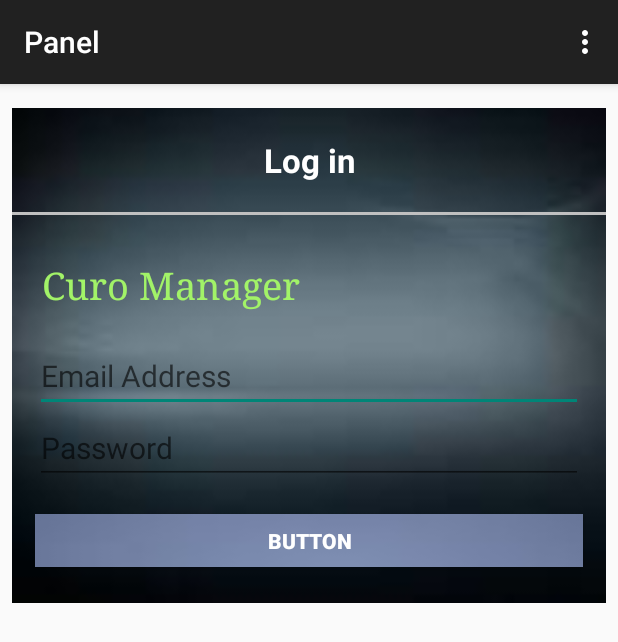
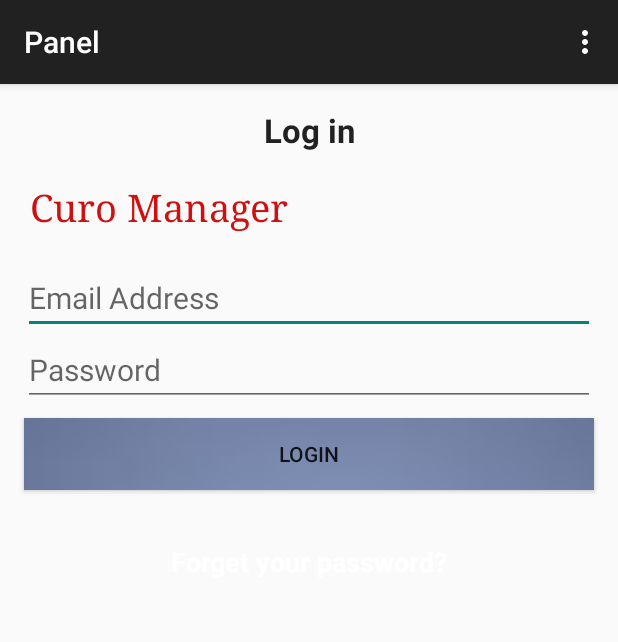
Before and after one commit to radu33/terminal_nwHacks, an Android app: the Login screen opened directly, with no data from a screen before it, on a phone screen of 412 x 824 dp. Shown: the top 642 px of the screen. Run offline under Robolectric (Android 15) with nearby library versions, the light colour scheme and no system bars.

Commit message:
changes to support login

```diff
--- a/Curo/app/src/main/java/theterminal/curo/Activity/Login.java
+++ b/Curo/app/src/main/java/theterminal/curo/Activity/Login.java
@@ -15,6 +15,7 @@ import android.widget.Toast;
 import theterminal.curo.Fragment.Conversation;
 import theterminal.curo.Fragment.LoginFragment;
 import theterminal.curo.R;
+import android.content.Intent;
 
 /**
  * Created by Radu on 2015-03-14.
@@ -28,21 +29,15 @@ public class Login extends ActionBarActivity {
     private Button login;
     private int counter = 3;
 
-    public void login(View view) {
-        if (authenticateUser(username.getText().toString(),password.getText().toString()))
-        {
+    public void login() {
+        if (authenticateUser(username.getText().toString(), password.getText().toString())) {
             Toast.makeText(getApplicationContext(), "Redirecting...",
                     Toast.LENGTH_SHORT).show();
+            Intent intent = new Intent(this, PanelActivity.class);
+            startActivity(intent);
         } else {
             Toast.makeText(getApplicationContext(), "Wrong Credentials",
                     Toast.LENGTH_SHORT).show();
-            attempts.setBackgroundColor(Color.RED);
-            counter--;
-            attempts.setText(Integer.toString(counter));
-            if (counter == 0) {
-                login.setEnabled(false);
-            }
-
         }
     }
 
@@ -61,21 +56,33 @@ public class Login extends ActionBarActivity {
     @Override
     protected void onCreate(Bundle savedInstanceState) {
         super.onCreate(savedInstanceState);
-        setContentView(R.layout.activity_panel);
+        setContentView(R.layout.login_page);
 
-        FragmentTransaction fragmentTransaction = getFragmentManager().beginTransaction();
+
+    }
+
+    @Override
+    public void onResume() {
+        super.onResume();
+
+/*        FragmentTransaction fragmentTransaction = getFragmentManager().beginTransaction();
         // you need a different fragment here
         // Conversation conversation = Conversation.getInstance();
         LoginFragment login_fr = LoginFragment.getInstance();
-        fragmentTransaction.add(R.id.panel_minion_list,login_fr);
-        fragmentTransaction.commit();
+        fragmentTransaction.add(R.id.panel_minion_list, login_fr);
+        fragmentTransaction.commit();*/
 
+        login = (Button) findViewById(R.id.button1);
+        username = (EditText) findViewById(R.id.editText1);
+        password = (EditText) findViewById(R.id.editText2);
 
-        username = (EditText)findViewById(R.id.editText1);
-        password = (EditText)findViewById(R.id.editText2);
-        login = (Button)findViewById(R.id.button1);
     }
 
+    public void onLoginClicked(View v){
+        if(v.getId() == login.getId()) {
+            login();
+        }
+    }
 
     @Override
     public boolean onCreateOptionsMenu(Menu menu) {
--- a/Curo/app/src/main/java/theterminal/curo/Fragment/LoginFragment.java
+++ b/Curo/app/src/main/java/theterminal/curo/Fragment/LoginFragment.java
@@ -13,7 +13,7 @@ import theterminal.curo.R;
 /**
  * Created by Radu on 2015-03-14.
  */
-public class LoginFragment extends Fragment {
+public class LoginFragment extends Fragment{
 
     /* Fields */
 
@@ -42,6 +42,7 @@ public class LoginFragment extends Fragment {
                              Bundle savedInstanceState) {
         // Inflate the layout for this fragment
         return inflater.inflate(R.layout.login_page, container, false);
+
     }
 
     @Override
--- a/Curo/app/src/main/res/layout/login_page.xml
+++ b/Curo/app/src/main/res/layout/login_page.xml
@@ -1,16 +1,7 @@
 <?xml version="1.0" encoding="utf-8"?>
-<RelativeLayout xmlns:android="http://schemas.android.com/apk/res/android" xmlns:tools="http://schemas.android.com/tools"
-    android:layout_width="match_parent"
-    android:layout_height="match_parent"
-    tools:context=".MainActivity" >
-    <LinearLayout
-    android:layout_width="wrap_content"
-    android:layout_height="wrap_content"
-    android:layout_alignParentBottom="true"
-    android:layout_alignParentLeft="true"
-    android:layout_alignParentRight="true"
-    android:layout_alignParentTop="true"
-    android:background="@drawable/bg"
+    <LinearLayout xmlns:android="http://schemas.android.com/apk/res/android"
+    android:layout_width="fill_parent"
+    android:layout_height="fill_parent"
     android:orientation="vertical" >
 
     <TextView
@@ -19,29 +10,20 @@
         android:layout_height="wrap_content"
         android:text="Log in"
         android:gravity="center"
-        android:textColor="#ffffff"
-        android:layout_marginTop="20dp"
+        android:layout_marginTop="@dimen/double_margin"
         android:textStyle="bold"
         android:layout_marginBottom="20dp"
         android:textAppearance="?android:attr/textAppearanceLarge" />
-
-    <View
-    android:layout_width="fill_parent"
-    android:layout_height="2dp"
-    android:layout_marginBottom="10dp"
-    android:background="#C0C0C0"/>
 
     <TextView
         android:id="@+id/textView4"
         android:layout_width="wrap_content"
         android:layout_height="wrap_content"
-        android:layout_marginTop="20dp"
-        android:gravity="center"
         android:paddingLeft="20dp"
         android:text="Curo Manager"
         android:textAlignment="center"
         android:textAppearance="?android:attr/textAppearanceMedium"
-        android:textColor="#A2F368"
+        android:textColor="#CD1010"
         android:textSize="25sp"
         android:typeface="serif"/>
 
@@ -75,20 +57,19 @@
     <Button
         android:id="@+id/button1"
         android:layout_width="fill_parent"
-        android:layout_height="35dp"
+        android:layout_height="wrap_content"
         android:background="@drawable/button_background"
-        android:layout_marginTop="20dp"
-        android:layout_marginRight="15dp"
-        android:layout_marginLeft="15dp"
-        android:textColor="#fff"
-        android:textStyle="bold"
-        android:text="Button" />
+        android:layout_marginTop="@dimen/ui_margin"
+        android:layout_marginRight="@dimen/double_margin"
+        android:layout_marginLeft="@dimen/double_margin"
+        android:text="@string/login"
+        android:onClick="onLoginClicked"/>
 
     <TextView
         android:id="@+id/textView2"
         android:layout_width="match_parent"
         android:layout_height="wrap_content"
-        android:layout_marginTop="30dp"
+        android:layout_marginTop="35dp"
         android:gravity="center"
         android:text="Forget your password?"
         android:textColor="#ffffff"
@@ -96,6 +77,3 @@
         android:textAppearance="?android:attr/textAppearanceMedium" />
 
 </LinearLayout>
-
-
-</RelativeLayout>
--- a/Curo/app/src/main/res/values/dimens.xml
+++ b/Curo/app/src/main/res/values/dimens.xml
@@ -15,4 +15,9 @@
     <dimen name='minion_list_icon'>18dp</dimen>
 
     <dimen name='panel_task_viewer_height'>330dp</dimen>
+
+
+    <dimen name="login_top">20dp</dimen>
+    <dimen name="login_right">15dp</dimen>
+    <dimen name="login_height">35dp</dimen>
 </resources>
--- a/Curo/app/src/main/res/values/strings.xml
+++ b/Curo/app/src/main/res/values/strings.xml
@@ -10,4 +10,6 @@
     <string name="hello_blank_fragment">Hello blank fragment</string>
     <string name="task_viewer_current_task">Current Task</string>
 
+    <string name="login">Login</string>
+
 </resources>
```
